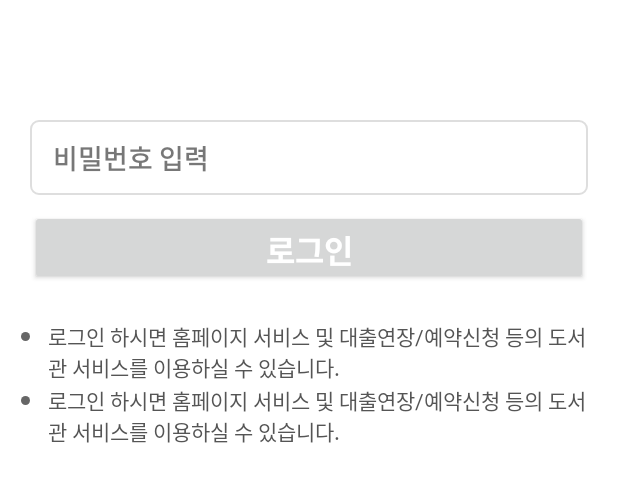
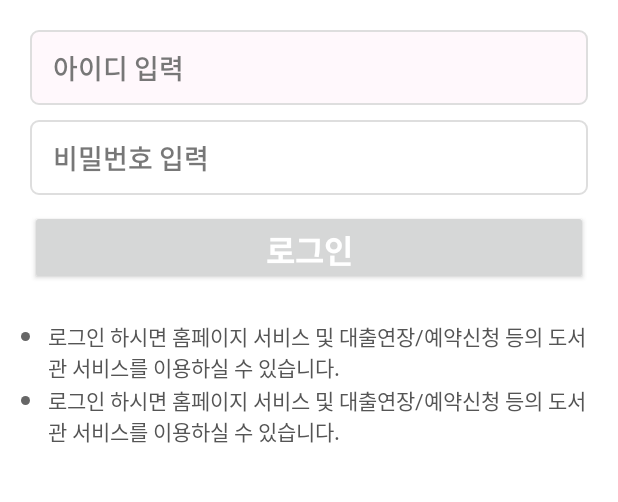
Before and after one commit to hohoyjh123/kalib, an Android app: the LoginActivity screen opened directly, with no data from a screen before it, on a phone screen of 412 x 824 dp, the part 187-689 px from its top. Run offline under Robolectric (Android 15) with nearby library versions, the phone set to English and light mode, and no system bars; our stand-ins replace EventBus, RxJava, data binding; libraries missing offline, so code that uses them is left out: com.orhanobut.logger, jp.wasabeef.glide; network calls fail; pictures from the network do not load; 9 statements that could not run were skipped.

Commit message:
- 회원인증 페이지

```diff
--- a/app/src/main/res/drawable/edit_focus_enable.xml
+++ b/app/src/main/res/drawable/edit_focus_enable.xml
@@ -1,6 +1,6 @@
 <?xml version="1.0" encoding="UTF-8"?>
 <shape xmlns:android="http://schemas.android.com/apk/res/android">
-    <solid android:color="@color/color_F7F9FD"/>
+    <solid android:color="@color/color_FFF8FC"/>
     <stroke android:color="@color/color_DEDEDE" android:width="1dp"/>
     <corners android:radius="5dp"/>
 </shape>
--- a/app/src/main/res/layout/activity_login.xml
+++ b/app/src/main/res/layout/activity_login.xml
@@ -48,6 +48,8 @@
                     android:layout_marginTop="20dp"
                     android:text="@={viewModel.onBindId}"
                     android:singleLine="true"
+                    android:hint="@string/id_input_hint"
+                    android:background="@drawable/edit_focus_list"
                     app:layout_constraintTop_toBottomOf="@id/tvDesc1"
                     style="@style/DefaultEditText"/>
 
```
